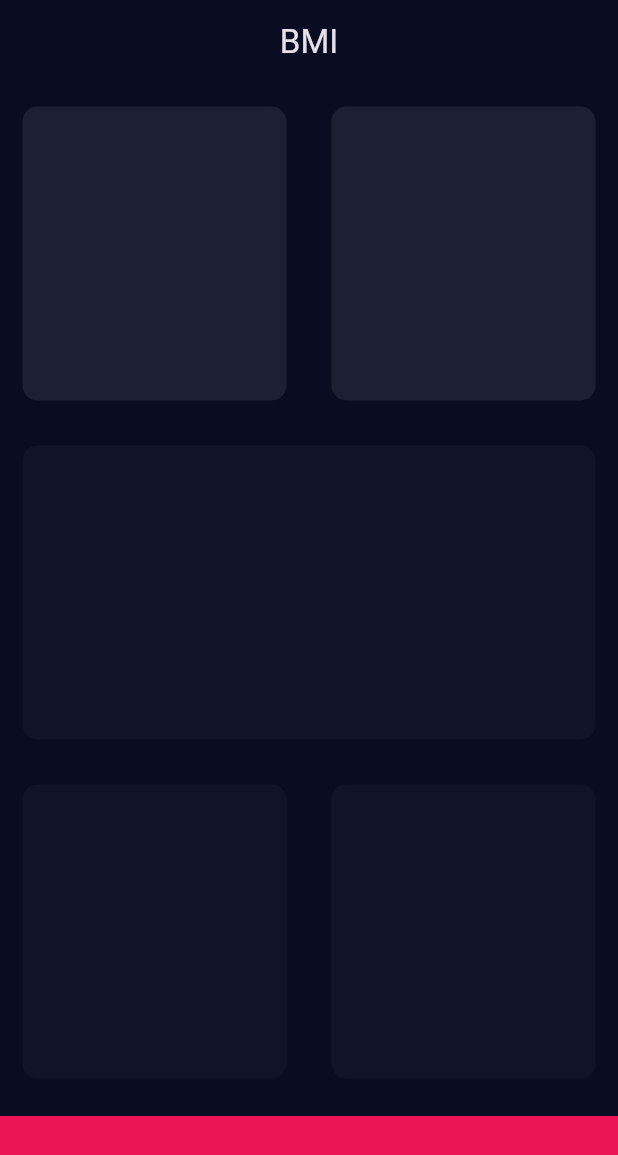
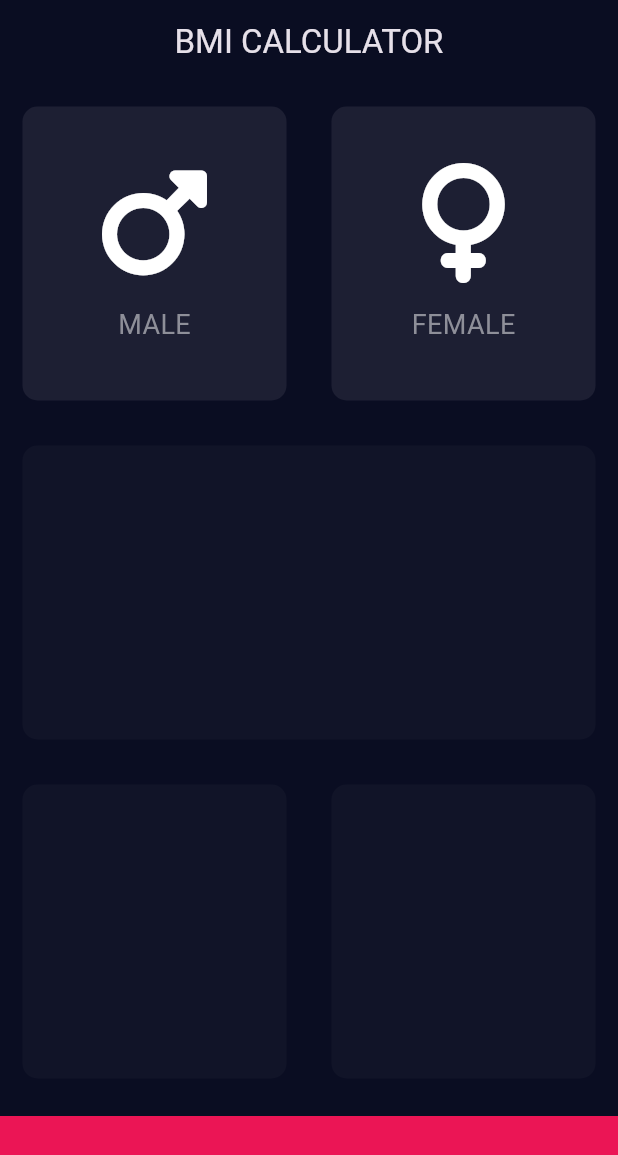
Before and after one commit to gokmentas/bmi-calculator, a Flutter app: the screen it shows after launch, on a phone screen of 412 x 824 dp. Shown: the top 1155 px of the screen. Run offline on Flutter 3.47's test engine with Material 3 defaults, Android fonts, the phone set to English and light mode, and no system bars; our stand-ins replace font_awesome_flutter.

```diff
--- /dev/null
+++ b/lib/icon_context.dart
@@ -0,0 +1,29 @@
+import 'package:flutter/material.dart';
+
+const labelTextStyle = TextStyle(
+  fontSize: 18.0,
+  color: Color(0xFF8E8F99),
+);
+
+class IconContent extends StatelessWidget {
+  final String label;
+  final IconData icon;
+  const IconContent({super.key, required this.label, required this.icon});
+
+  @override
+  Widget build(BuildContext context) {
+    return Column(
+      mainAxisAlignment: MainAxisAlignment.center,
+      children: [
+        Icon(
+          icon,
+          size: 80.0,
+        ),
+        const SizedBox(
+          height: 15.0,
+        ),
+        Text(label, style: labelTextStyle)
+      ],
+    );
+  }
+}
--- a/lib/input_page.dart
+++ b/lib/input_page.dart
@@ -1,4 +1,7 @@
 import 'package:flutter/material.dart';
+import 'package:font_awesome_flutter/font_awesome_flutter.dart';
+import 'reusable_card.dart';
+import 'icon_context.dart';
 
 const genderCardColor = Color(0xFF1D1F33);
 const cardColor = Color(0xFF111428);
@@ -19,7 +22,7 @@ class _InputPageState extends State<InputPage> {
       appBar: AppBar(
         title: const Center(
           child: Text(
-            "BMI",
+            "BMI CALCULATOR",
           ),
         ),
       ),
@@ -31,11 +34,19 @@ class _InputPageState extends State<InputPage> {
                 Expanded(
                   child: ReusableCard(
                     colour: genderCardColor,
+                    cardChild: IconContent(
+                      icon: FontAwesomeIcons.mars,
+                      label: "MALE",
+                    ),
                   ),
                 ),
                 Expanded(
                   child: ReusableCard(
                     colour: genderCardColor,
+                    cardChild: IconContent(
+                      icon: FontAwesomeIcons.venus,
+                      label: "FEMALE",
+                    ),
                   ),
                 ),
               ],
@@ -73,20 +84,3 @@ class _InputPageState extends State<InputPage> {
     );
   }
 }
-
-class ReusableCard extends StatelessWidget {
-  final Color colour;
-  const ReusableCard({super.key, required this.colour});
-
-  @override
-  Widget build(BuildContext context) {
-    return Container(
-      margin: const EdgeInsets.all(15.0),
-      decoration: BoxDecoration(
-        color: colour,
-        // 0xFF1D1F33
-        borderRadius: BorderRadius.circular(10.0),
-      ),
-    );
-  }
-}
--- a/lib/main.dart
+++ b/lib/main.dart
@@ -1,5 +1,8 @@
 import 'package:flutter/material.dart';
 import 'input_page.dart';
+
+const backGroundColor = Color(0xFF0A0D22);
+const scaffoldBackgroundColor = Color(0xFF0A0D22);
 
 void main() {
   runApp(const BMICalculator());
@@ -12,11 +15,10 @@ class BMICalculator extends StatelessWidget {
   Widget build(BuildContext context) {
     return MaterialApp(
       theme: ThemeData.dark().copyWith(
-        appBarTheme: ThemeData.dark().appBarTheme.copyWith(
-              backgroundColor: const Color(0xFF0A0D22),
-            ),
-        scaffoldBackgroundColor: const Color(0xFF0A0D22),
-      ),
+          appBarTheme: ThemeData.dark().appBarTheme.copyWith(
+                backgroundColor: backGroundColor,
+              ),
+          scaffoldBackgroundColor: scaffoldBackgroundColor),
       home: const InputPage(),
     );
   }
--- /dev/null
+++ b/lib/reusable_card.dart
@@ -0,0 +1,20 @@
+import 'package:flutter/material.dart';
+
+class ReusableCard extends StatelessWidget {
+  final Color colour;
+  final Widget? cardChild;
+  const ReusableCard({super.key, required this.colour, this.cardChild});
+
+  @override
+  Widget build(BuildContext context) {
+    return Container(
+      margin: const EdgeInsets.all(15.0),
+      decoration: BoxDecoration(
+        color: colour,
+        // 0xFF1D1F33
+        borderRadius: BorderRadius.circular(10.0),
+      ),
+      child: cardChild,
+    );
+  }
+}
--- a/pubspec.yaml
+++ b/pubspec.yaml
@@ -8,6 +8,7 @@ dependencies:
   flutter:
     sdk: flutter
   cupertino_icons: ^1.0.6
+  font_awesome_flutter: ^10.7.0
 dev_dependencies:
   flutter_test:
     sdk: flutter
```
Also changed, not shown: pubspec.lock.
